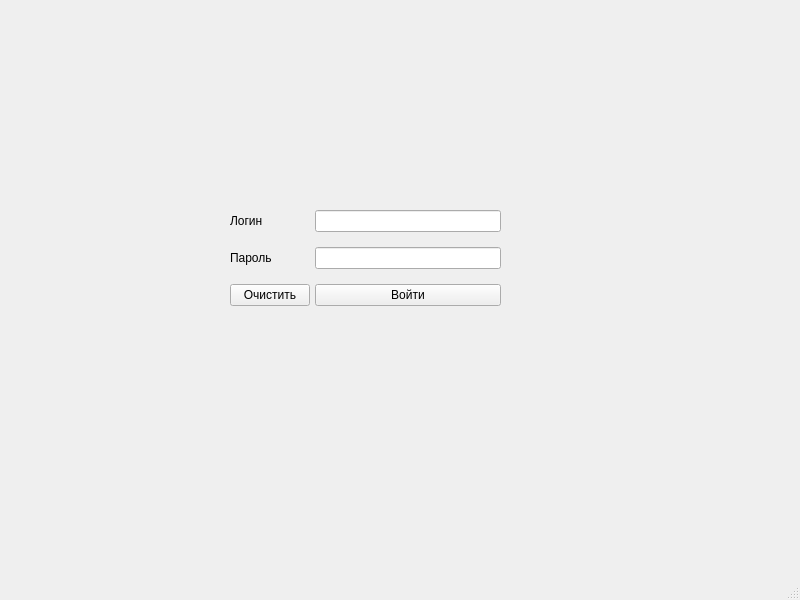
Above: designs/loginPage.ui from AlexeyK2021/wine-system-client before the change. Below: the same form after it.
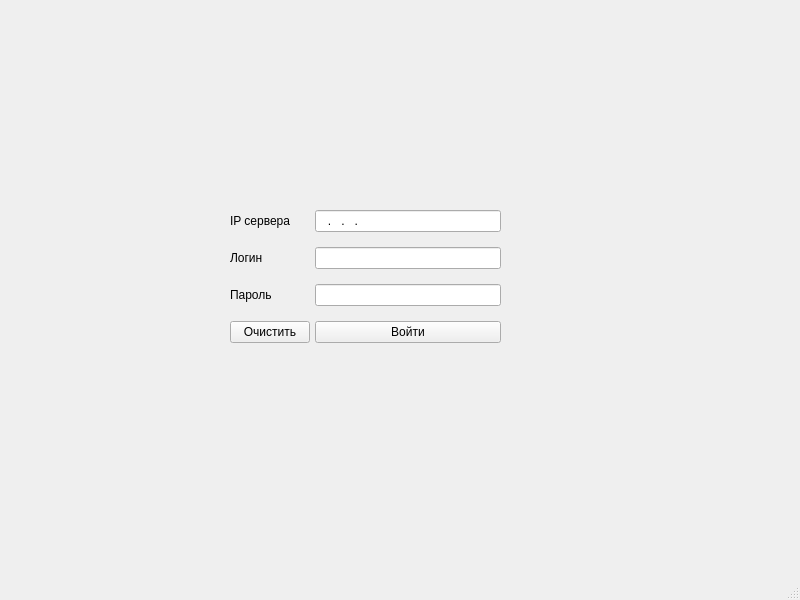
That is the form after the change.

```diff
--- a/designs/loginPage.ui
+++ b/designs/loginPage.ui
@@ -20,7 +20,7 @@
       <x>230</x>
       <y>210</y>
       <width>271</width>
-      <height>100</height>
+      <height>137</height>
      </rect>
     </property>
     <layout class="QFormLayout" name="formLayout">
@@ -36,28 +36,28 @@
      <property name="verticalSpacing">
       <number>15</number>
      </property>
-     <item row="0" column="0">
+     <item row="1" column="0">
       <widget class="QLabel" name="label">
        <property name="text">
         <string>Логин</string>
        </property>
       </widget>
      </item>
-     <item row="0" column="1">
+     <item row="1" column="1">
       <widget class="QLineEdit" name="login">
        <property name="text">
         <string/>
        </property>
       </widget>
      </item>
-     <item row="1" column="0">
+     <item row="2" column="0">
       <widget class="QLabel" name="label_2">
        <property name="text">
         <string>Пароль</string>
        </property>
       </widget>
      </item>
-     <item row="1" column="1">
+     <item row="2" column="1">
       <widget class="QLineEdit" name="passwd">
        <property name="inputMethodHints">
         <set>Qt::ImhDate|Qt::ImhHiddenText|Qt::ImhNoAutoUppercase|Qt::ImhNoPredictiveText|Qt::ImhPreferLowercase|Qt::ImhSensitiveData|Qt::ImhUppercaseOnly</set>
@@ -67,20 +67,46 @@
        </property>
       </widget>
      </item>
-     <item row="2" column="1">
+     <item row="3" column="1">
       <widget class="QPushButton" name="log_in_button">
        <property name="text">
         <string>Войти</string>
        </property>
       </widget>
      </item>
-     <item row="2" column="0">
+     <item row="3" column="0">
       <widget class="QPushButton" name="clear_button">
        <property name="text">
         <string>Очистить</string>
        </property>
       </widget>
      </item>
+     <item row="0" column="1">
+      <widget class="QLineEdit" name="server_ip">
+       <property name="inputMethodHints">
+        <set>Qt::ImhDigitsOnly</set>
+       </property>
+       <property name="inputMask">
+        <string>000.000.000.000</string>
+       </property>
+       <property name="text">
+        <string>...</string>
+       </property>
+       <property name="cursorPosition">
+        <number>0</number>
+       </property>
+       <property name="alignment">
+        <set>Qt::AlignLeading|Qt::AlignLeft|Qt::AlignVCenter</set>
+       </property>
+      </widget>
+     </item>
+     <item row="0" column="0">
+      <widget class="QLabel" name="label_3">
+       <property name="text">
+        <string>IP сервера</string>
+       </property>
+      </widget>
+     </item>
     </layout>
    </widget>
   </widget>
```
